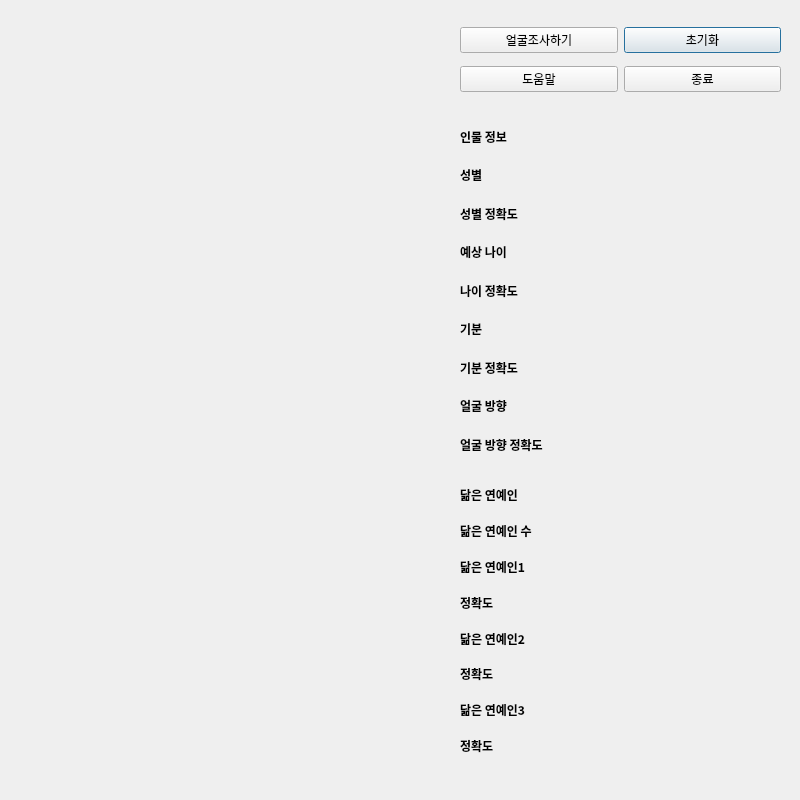
Trimage/AI_image_analyzer, file main_ui.ui: the form before one commit.
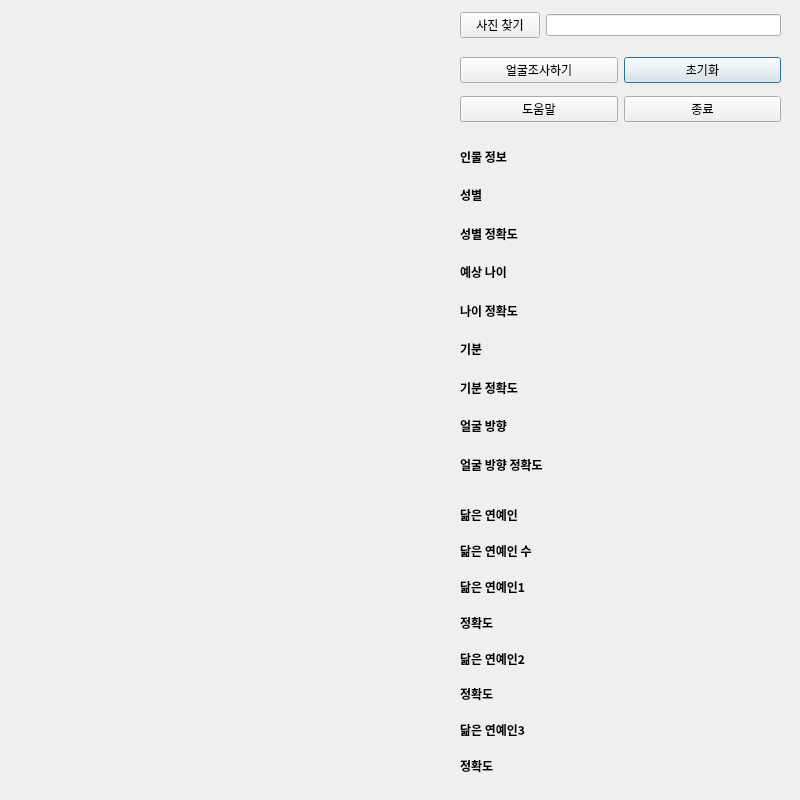
The form after the commit.

Commit message: 1. 메인UI 내 사진열기 버튼 추가

What changed in the file:
```diff
--- a/main_ui.ui
+++ b/main_ui.ui
@@ -17,7 +17,7 @@
    <property name="geometry">
     <rect>
      <x>460</x>
-     <y>120</y>
+     <y>140</y>
      <width>317</width>
      <height>341</height>
     </rect>
@@ -243,7 +243,7 @@
    <property name="geometry">
     <rect>
      <x>460</x>
-     <y>480</y>
+     <y>500</y>
      <width>321</width>
      <height>281</height>
     </rect>
@@ -457,7 +457,7 @@
    <property name="geometry">
     <rect>
      <x>460</x>
-     <y>20</y>
+     <y>50</y>
      <width>321</width>
      <height>80</height>
     </rect>
@@ -493,6 +493,28 @@
     </item>
    </layout>
   </widget>
+  <widget class="QWidget" name="horizontalLayoutWidget">
+   <property name="geometry">
+    <rect>
+     <x>460</x>
+     <y>10</y>
+     <width>321</width>
+     <height>31</height>
+    </rect>
+   </property>
+   <layout class="QHBoxLayout" name="horizontalLayout">
+    <item>
+     <widget class="QPushButton" name="insert_image_btn">
+      <property name="text">
+       <string>사진 찾기</string>
+      </property>
+     </widget>
+    </item>
+    <item>
+     <widget class="QLineEdit" name="file_name_edit"/>
+    </item>
+   </layout>
+  </widget>
  </widget>
  <resources/>
  <connections/>
```
